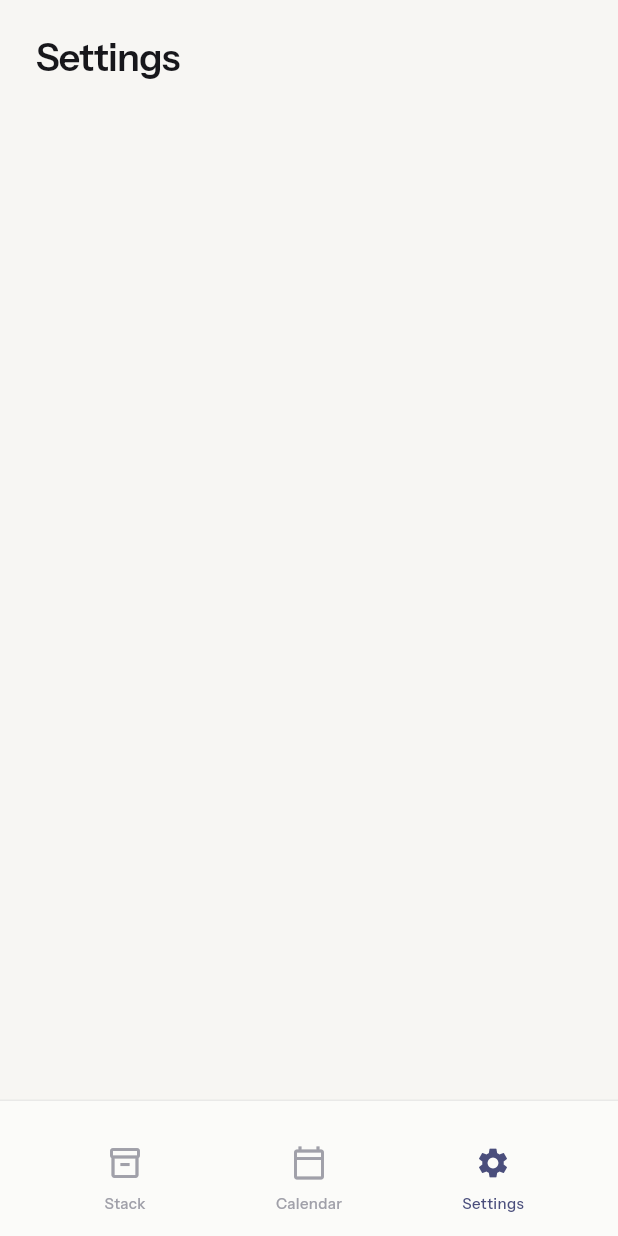
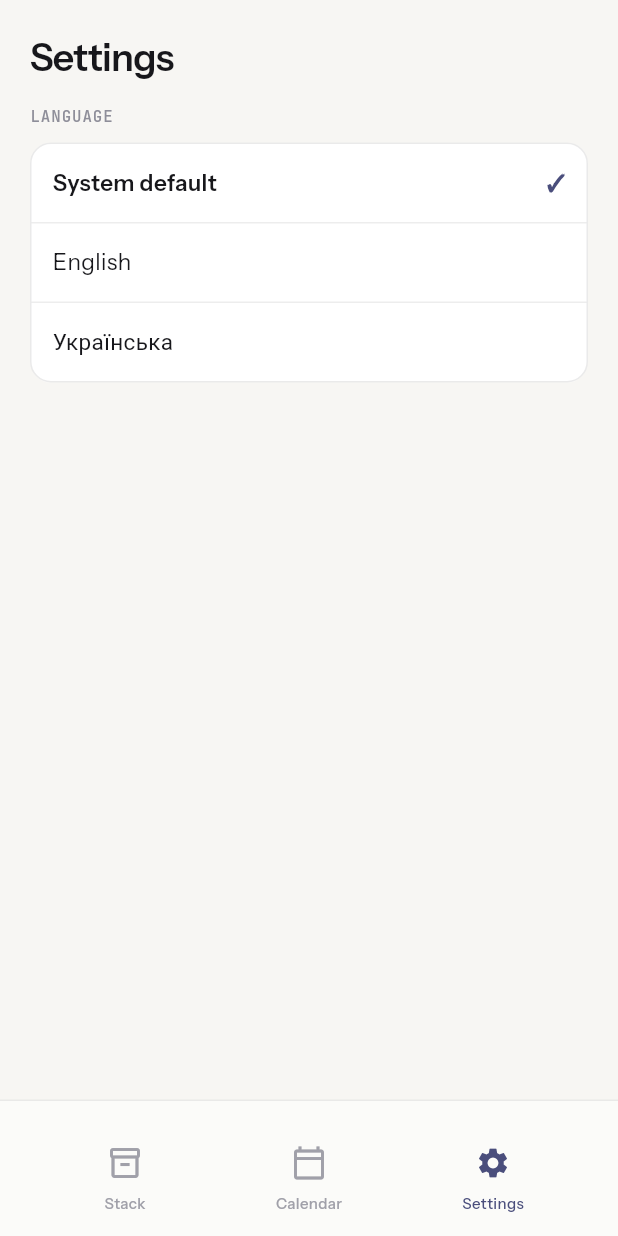
Before and after one commit to Vorotov/vits-app, a Flutter app: the screen it shows after launch, item 3 of the bottom bar chosen, on a phone screen of 412 x 824 dp. Run offline on Flutter 3.47's test engine with Material 3 defaults, Android fonts, the phone set to English and light mode, and no system bars; our stand-ins replace drift, drift_flutter, flutter_riverpod, shared_preferences; accounts and stored records are empty; generated files the repository leaves out were written again.

Commit message:
feat(05-01): switch the app language from Settings, instantly and persistently
- l10n.yaml declares preferred-supported-locales: [en] so English is the
  fallback by declaration rather than by alphabetization (PF-1, L10N-02);
  untranslated-messages-file makes a missing non-template key assertable
- three new ARB keys in both locales: the self-referential languageName
  endonym (never translated), languageSystem, settingsLanguageTitle
- sharedPreferencesProvider: throwing provider, overridden in main() and
  tests, so LocaleController.build() seeds synchronously (P-4 Option A)
- LocaleController: allowlist DERIVED from AppLocalizations.supportedLocales,
  synchronous build(), state-first setLocale (PF-3, T-05-01, T-05-02)
- Settings screen (S7) + LanguagePicker: derived option list, checked-row
  semantics on the row, minHeight 52, wrapping labels, zero new tokens
- Amendment A2: the one concatenated a11y label becomes a two-placeholder
  ARB key (PF-5)

```diff
--- a/lib/core/l10n/arb/app_en.arb
+++ b/lib/core/l10n/arb/app_en.arb
@@ -922,5 +922,29 @@
         "type": "String"
       }
     }
+  },
+  "addSupplementCatalogSemantics": "{action}: {name}",
+  "@addSupplementCatalogSemantics": {
+    "description": "Accessibility label of a catalog row's add affordance. The whole sentence — including its separator — lives here rather than being concatenated in Dart, because word order and punctuation between the two fragments are a per-language decision (PF-5); both parts are passed in finished, the weekLoadLabel idiom",
+    "placeholders": {
+      "action": {
+        "type": "String"
+      },
+      "name": {
+        "type": "String"
+      }
+    }
+  },
+  "languageName": "English",
+  "@languageName": {
+    "description": "This language's OWN name, written in this language (its endonym). EVERY app_*.arb declares its own value under this same key; the picker resolves it via lookupAppLocalizations(locale), so adding a new ARB file needs no code change (L10N-04, criterion 4). NEVER translate this key"
+  },
+  "languageSystem": "System default",
+  "@languageSystem": {
+    "description": "Language-picker option meaning 'follow the device language'. Rendered in the ACTIVE locale via context.l10n, unlike languageName"
+  },
+  "settingsLanguageTitle": "LANGUAGE",
+  "@settingsLanguageTitle": {
+    "description": "Mono eyebrow above the language list on the Settings screen, in the supplementsLabel style. Stored uppercase; never toUpperCase()'d at runtime"
   }
 }
--- a/lib/core/l10n/arb/app_uk.arb
+++ b/lib/core/l10n/arb/app_uk.arb
@@ -163,5 +163,9 @@
   "ganttRowSemanticsPaused": "{name}, {schedule}, {state}",
   "yearLegendEntrySemantics": "{name}, {state}",
   "weekBarSemantics": "{range}, {load}",
-  "monthCardSemantics": "{month}, {count}"
+  "monthCardSemantics": "{month}, {count}",
+  "addSupplementCatalogSemantics": "{action}: {name}",
+  "languageName": "Українська",
+  "languageSystem": "Системна",
+  "settingsLanguageTitle": "МОВА"
 }
--- a/lib/core/l10n/gen/app_localizations.dart
+++ b/lib/core/l10n/gen/app_localizations.dart
@@ -1086,6 +1086,30 @@ abstract class AppLocalizations {
   /// In en, this message translates to:
   /// **'{month}, {count}'**
   String monthCardSemantics(String month, String count);
+
+  /// Accessibility label of a catalog row's add affordance. The whole sentence — including its separator — lives here rather than being concatenated in Dart, because word order and punctuation between the two fragments are a per-language decision (PF-5); both parts are passed in finished, the weekLoadLabel idiom
+  ///
+  /// In en, this message translates to:
+  /// **'{action}: {name}'**
+  String addSupplementCatalogSemantics(String action, String name);
+
+  /// This language's OWN name, written in this language (its endonym). EVERY app_*.arb declares its own value under this same key; the picker resolves it via lookupAppLocalizations(locale), so adding a new ARB file needs no code change (L10N-04, criterion 4). NEVER translate this key
+  ///
+  /// In en, this message translates to:
+  /// **'English'**
+  String get languageName;
+
+  /// Language-picker option meaning 'follow the device language'. Rendered in the ACTIVE locale via context.l10n, unlike languageName
+  ///
+  /// In en, this message translates to:
+  /// **'System default'**
+  String get languageSystem;
+
+  /// Mono eyebrow above the language list on the Settings screen, in the supplementsLabel style. Stored uppercase; never toUpperCase()'d at runtime
+  ///
+  /// In en, this message translates to:
+  /// **'LANGUAGE'**
+  String get settingsLanguageTitle;
 }
 
 class _AppLocalizationsDelegate
--- a/lib/core/l10n/gen/app_localizations_en.dart
+++ b/lib/core/l10n/gen/app_localizations_en.dart
@@ -661,4 +661,18 @@ class AppLocalizationsEn extends AppLocalizations {
   String monthCardSemantics(String month, String count) {
     return '$month, $count';
   }
+
+  @override
+  String addSupplementCatalogSemantics(String action, String name) {
+    return '$action: $name';
+  }
+
+  @override
+  String get languageName => 'English';
+
+  @override
+  String get languageSystem => 'System default';
+
+  @override
+  String get settingsLanguageTitle => 'LANGUAGE';
 }
--- /dev/null
+++ b/lib/features/settings/language_picker.dart
@@ -0,0 +1,159 @@
+/// The language card's contents — 05-UI-SPEC S7, DECIDED-1..8.
+///
+/// The option list is `[null, ...AppLocalizations.supportedLocales]` and
+/// nothing else: no language code, no endonym literal, no `switch`/`Map` over
+/// locales, no fixed row count. Dropping `app_pl.arb` into the ARB directory
+/// adds a row and its label with zero change in this file — that is criterion
+/// 4 ("adding a new language requires only one new ARB file"), and it is a
+/// LAYOUT constraint as much as a string one: nothing here may be sized,
+/// ordered or spaced per language.
+///
+/// The label asymmetry is the design (P-2): a non-null option is labelled from
+/// `lookupAppLocalizations(locale).languageName` — that locale's OWN ARB, so a
+/// language's name is written in that language — while the null option reads
+/// `context.l10n.languageSystem`, because it names a MODE, not a language, and
+/// therefore belongs in whatever language the user is currently reading.
+///
+/// Rejected alternative: `BqSegmented`. It is a fixed-width horizontal control
+/// (`bq_segmented.dart:21-23`); a language list grows vertically and
+/// unboundedly and carries long endonyms, so a segmented control would either
+/// clip them or force a per-language width — both criterion-4 violations
+/// (DECIDED-2). `RadioListTile`/`ListTile` were rejected too: their Material
+/// paddings and fixed `minVerticalPadding` fight the text-scale rule and would
+/// need a fresh `ListTileTheme` to match the card idiom (DECIDED-3).
+library;
+
+import 'package:flutter/material.dart';
+import 'package:flutter_riverpod/flutter_riverpod.dart';
+
+import 'package:boostque/core/l10n/l10n.dart';
+import 'package:boostque/core/l10n/locale_controller.dart';
+import 'package:boostque/core/theme/tokens.dart';
+
+/// The mutually-exclusive language option list (S7).
+///
+/// Renders `1 + AppLocalizations.supportedLocales.length` rows separated by
+/// full-bleed 1px hairline dividers (DECIDED-5). Exactly one row is checked at
+/// all times: a stored code outside the shipped set sanitizes to `null` in
+/// [LocaleController] and checks the System-default row (T-05-01).
+class LanguagePicker extends ConsumerWidget {
+  const LanguagePicker({super.key});
+
+  @override
+  Widget build(BuildContext context, WidgetRef ref) {
+    final l10n = context.l10n;
+    final current = ref.watch(localeControllerProvider);
+    // System default FIRST, always — it is the default state, and putting it
+    // first means the order never depends on a locale-sensitive string sort.
+    // The rest in GENERATED order, which `preferred-supported-locales` in
+    // l10n.yaml controls. Never sorted by display name.
+    final options = <Locale?>[null, ...AppLocalizations.supportedLocales];
+
+    return Column(
+      children: [
+        for (final (index, locale) in options.indexed) ...[
+          if (index > 0)
+            const Divider(
+              height: 1,
+              thickness: 1,
+              color: BqColors.hairline,
+            ),
+          _LanguageRow(
+            label: locale == null
+                ? l10n.languageSystem
+                : lookupAppLocalizations(locale).languageName,
+            // Compared by languageCode so a sanitized-to-null stored value
+            // checks the System row and exactly one row is ever checked.
+            selected: locale?.languageCode == current?.languageCode,
+            // Idempotent on the already-selected row (Interaction Contract 2):
+            // not a toggle-off, not an error.
+            onTap: () =>
+                ref.read(localeControllerProvider.notifier).setLocale(locale),
+          ),
+        ],
+      ],
+    );
+  }
+}
+
+/// One language option.
+///
+/// Semantics live ON this row, never on a descendant (the WR-02 lesson):
+/// `inMutuallyExclusiveGroup` + `checked` is what makes VoiceOver/TalkBack
+/// announce "selected/not selected" rather than "button", which is why
+/// `button: true` is deliberately unset. The check glyph carries no semantics
+/// of its own — `checked` already says it, and announcing a bare "✓" would
+/// double-speak the state.
+class _LanguageRow extends StatelessWidget {
+  const _LanguageRow({
+    required this.label,
+    required this.selected,
+    required this.onTap,
+  });
+
+  final String label;
+  final bool selected;
+  final VoidCallback onTap;
+
+  @override
+  Widget build(BuildContext context) {
+    return Semantics(
+      container: true,
+      inMutuallyExclusiveGroup: true,
+      checked: selected,
+      label: label,
+      onTap: onTap,
+      child: ExcludeSemantics(
+        child: InkWell(
+          onTap: onTap,
+          child: ConstrainedBox(
+            // minHeight, never a fixed height: 14 + 15x1.3 + 14 = 47.5px at
+            // scale 1.0, so this floor is load-bearing at EVERY scale rather
+            // than a safety net — and at scale 2.0 the row must be free to
+            // grow past it as the label wraps (CR-01/WR-04).
+            constraints: const BoxConstraints(minHeight: 52),
+            child: Padding(
+              padding: const EdgeInsetsDirectional.symmetric(
+                vertical: 14,
+                horizontal: 14,
+              ),
+              child: Row(
+                children: [
+                  Expanded(
+                    // Wraps: no maxLines, no overflow, no fixed width. A long
+                    // endonym at an accessibility text scale flows onto a
+                    // second line and the row grows with it.
+                    child: Text(
+                      label,
+                      style: TextStyle(
+                        fontSize: 15,
+                        height: 1.3,
+                        fontWeight:
+                            selected ? FontWeight.w600 : FontWeight.w400,
+                        color: BqColors.ink,
+                      ),
+                    ),
+                  ),
+                  const SizedBox(width: 12),
+                  // Unselected rows render NOTHING here — not a transparent
+                  // placeholder — so the label simply gets the full width.
+                  // Selection is legible without color: glyph presence plus
+                  // the 400 -> 600 weight are two non-color channels.
+                  if (selected)
+                    const Text(
+                      '✓',
+                      style: TextStyle(
+                        fontSize: 15,
+                        fontWeight: FontWeight.w600,
+                        color: BqColors.accent,
+                      ),
+                    ),
+                ],
+              ),
+            ),
+          ),
+        ),
+      ),
+    );
+  }
+}
--- a/lib/features/settings/settings_screen.dart
+++ b/lib/features/settings/settings_screen.dart
@@ -1,27 +1,85 @@
+/// Settings tab — full S7 contract (plan 05-01), replacing the Phase-1 stub.
+///
+/// v1 content is exactly: title, mono eyebrow, language card (DECIDED-1). No
+/// version/About line (it would need a package, or a hardcoded string that
+/// drifts from pubspec — a lie on the one screen whose whole job is to be
+/// truthful about configuration) and no educational disclaimer (PLAN-04 binds
+/// it to planner screens, where an editorial limit is actually asserted).
+///
+/// The screen has NO async surface and NO error surface, and none may be added
+/// (DECIDED-8): `AppLocalizations.supportedLocales` is a compile-time const and
+/// `LocaleController` is a synchronous `Notifier`, so nothing here can be in
+/// `AsyncLoading` or `AsyncError`. A failed `shared_preferences` write is
+/// deliberately silent — the language visibly took effect, and an error banner
+/// about a setting that worked is worse than the self-correcting quiet.
+/// Selecting IS the commit: no Save, no Apply, no snackbar, no restart prompt
+/// (DECIDED-7).
+///
+/// `ListView`, never a `Column`: at textScaler 2.0 with several languages the
+/// content exceeds the viewport and a `Column` would overflow. No `AppBar` —
+/// the title lives in the body, matching Stack, Calendar and Planner.
+library;
+
 import 'package:flutter/material.dart';
 
 import 'package:boostque/core/l10n/l10n.dart';
+import 'package:boostque/core/theme/theme.dart';
 import 'package:boostque/core/theme/tokens.dart';
+import 'package:boostque/features/settings/language_picker.dart';
 
-/// Phase 1 stub for the Settings tab: the localized heading IS the designed
-/// state (UI-SPEC Visual Focal Point) — nothing else renders until Phase 5.
+/// The Settings screen (UI-SPEC S7).
 class SettingsScreen extends StatelessWidget {
   const SettingsScreen({super.key});
 
   @override
   Widget build(BuildContext context) {
+    final l10n = context.l10n;
     return Scaffold(
       body: SafeArea(
-        child: Padding(
+        child: ListView(
+          // 20px horizontal padding is the screen-body value every other
+          // screen uses; bottom >= 84px clears the nav bar (locked Phase 2).
           padding: const EdgeInsetsDirectional.only(
-            start: BqSpace.lg,
-            end: BqSpace.lg,
+            start: 20,
+            end: 20,
             top: BqSpace.lg,
+            bottom: 84,
           ),
-          child: Text(
-            context.l10n.tabSettings,
-            style: Theme.of(context).textTheme.headlineSmall,
-          ),
+          children: [
+            // One key, two placements: the nav destination and this title, so
+            // the tab and its screen can never disagree.
+            Text(
+              l10n.tabSettings,
+              style: Theme.of(context).textTheme.headlineSmall,
+            ),
+            const SizedBox(height: 18),
+            // Stored uppercase in the ARB, never toUpperCase()'d at runtime —
+            // side-stepping locale-independent casing entirely (PF-6).
+            Semantics(
+              header: true,
+              child: Text(
+                l10n.settingsLanguageTitle,
+                style: BqText.mono(
+                  size: 10.5,
+                  color: BqColors.textMuted,
+                  letterSpacing: 0.63,
+                ),
+              ),
+            ),
+            const SizedBox(height: 10),
+            // The card carries zero padding of its own: the rows own all
+            // inset, so the 1px hairline dividers run full-bleed and the list
+            // reads as one continuous control group (DECIDED-5).
+            Container(
+              clipBehavior: Clip.antiAlias,
+              decoration: BoxDecoration(
+                color: BqColors.surface,
+                border: Border.all(color: BqColors.cardBorder),
+                borderRadius: BorderRadius.circular(BqRadii.card),
+              ),
+              child: const LanguagePicker(),
+            ),
+          ],
         ),
       ),
     );
```
Also changed, not shown: l10n.yaml (+9 -0 lines), lib/core/l10n/gen/app_localizations_uk.dart (+14 -0 lines), lib/core/l10n/locale_controller.dart (+33 -20 lines), lib/core/providers.dart (+18 -0 lines), lib/features/stack/add_supplement_sheet.dart (+9 -1 lines), lib/main.dart (+19 -4 lines), 2 other files.
